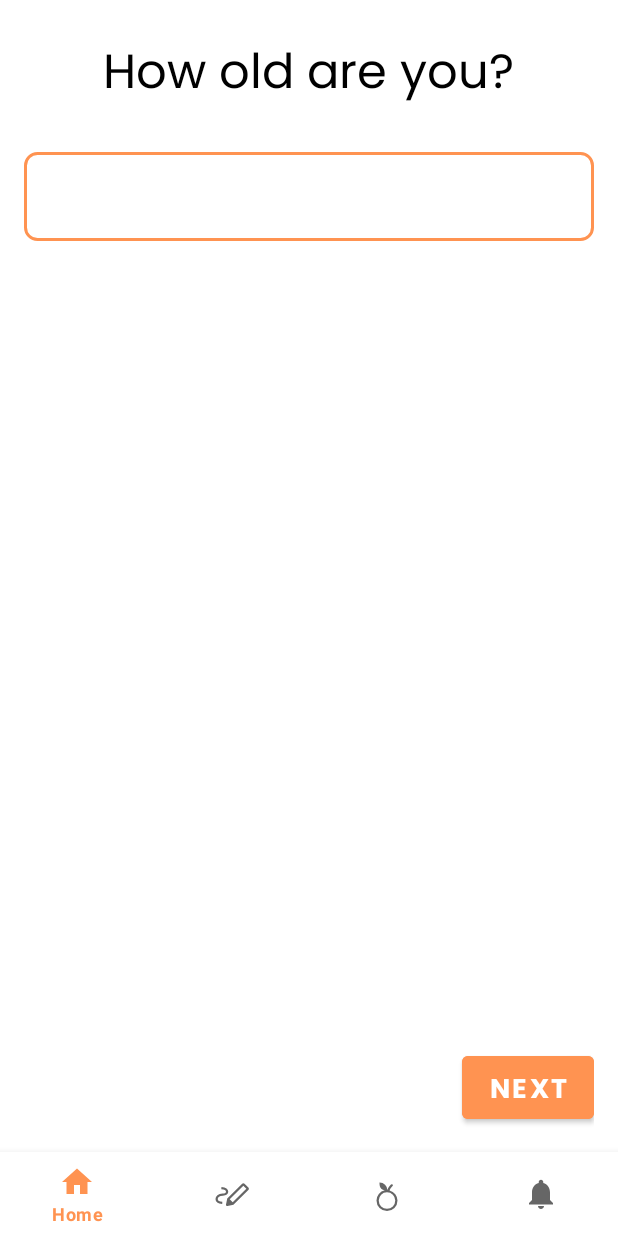
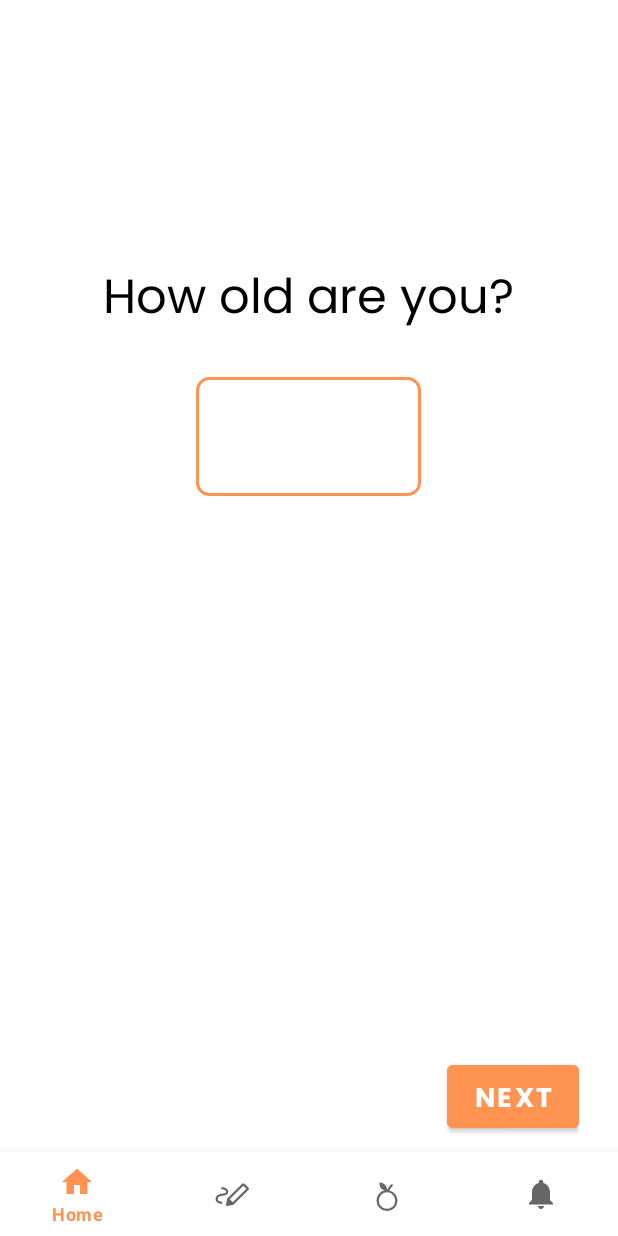
Before and after one commit to oussamaZAAM/Nutrilab-App, an Android app: the InfosFragment screen opened through its navigation route, after a tap on "NEXT", on a phone screen of 412 x 824 dp. Run offline under Robolectric (Android 15) with nearby library versions, the phone set to English and light mode, and no system bars; our stand-ins replace navigation-ui.

Commit message:
Style "Recap"

```diff
--- a/app/src/main/java/com/example/nutrilab/ui/home/infos/InfosFragment.java
+++ b/app/src/main/java/com/example/nutrilab/ui/infos/InfosFragment.java
@@ -1,6 +1,6 @@
-package com.example.nutrilab.ui.home.infos;
+package com.example.nutrilab.ui.infos;
 
-import static com.example.nutrilab.ui.home.infos.NutritionCalculator.calculateNutrients;
+import static com.example.nutrilab.ui.infos.NutritionCalculator.calculateNutrients;
 
 import android.annotation.SuppressLint;
 import android.os.Bundle;
@@ -9,12 +9,14 @@ import android.text.TextWatcher;
 import android.view.LayoutInflater;
 import android.view.View;
 import android.view.ViewGroup;
+import android.view.animation.ScaleAnimation;
 import android.widget.AdapterView;
 import android.widget.ArrayAdapter;
 import android.widget.Button;
 import android.widget.EditText;
 import android.widget.ImageView;
 import android.widget.LinearLayout;
+import android.widget.SeekBar;
 import android.widget.Spinner;
 import android.widget.TableLayout;
 import android.widget.TextView;
@@ -79,8 +81,7 @@ public class InfosFragment extends Fragment {
     public boolean isRecapShortcutActivated;
 
     @SuppressLint({"CutPasteId", "ClickableViewAccessibility"})
-    public View onCreateView(LayoutInflater inflater, ViewGroup container,
-                             Bundle savedInstanceState) {
+    public View onCreateView(LayoutInflater inflater, ViewGroup container, Bundle savedInstanceState) {
         View view = inflater.inflate(R.layout.fragment_infos, container, false);
 
         // Populate data inside Activity dropdown menu
@@ -133,13 +134,7 @@ public class InfosFragment extends Fragment {
         isAgeActivated = true;
         isGenderActivated = isHeightActivated = isActivityActivated = isPlanActivated = isRecapActivated = false;
 
-
-        if ((age >= 12 && age <= 120) &&
-                (gender.equals("male") || gender.equals("female")) &&
-                (height >= 80 && height <= 300) &&
-                (weight >= 20 && weight <=200) &&
-                (activity.equals("sedentary") || activity.equals("lightly_active") || activity.equals("moderately_active") || activity.equals("very_active") || activity.equals("super_active")) &&
-                (plan.equals("maintain") || plan.equals("lose_weight") || plan.equals("build_muscle"))) {
+        if ((age >= 12 && age <= 120) && (gender.equals("male") || gender.equals("female")) && (height >= 80 && height <= 300) && (weight >= 20 && weight <= 200) && (activity.equals("sedentary") || activity.equals("lightly_active") || activity.equals("moderately_active") || activity.equals("very_active") || activity.equals("super_active")) && (plan.equals("maintain") || plan.equals("lose_weight") || plan.equals("build_muscle"))) {
             isRecapShortcutActivated = true;
             performScreensLogic(view);
         } else {
@@ -257,6 +252,7 @@ public class InfosFragment extends Fragment {
                         break;
                 }
             }
+
             @Override
             public void onNothingSelected(AdapterView<?> parent) {
                 //
@@ -284,6 +280,7 @@ public class InfosFragment extends Fragment {
                         break;
                 }
             }
+
             @Override
             public void onNothingSelected(AdapterView<?> parent) {
                 //
@@ -332,20 +329,20 @@ public class InfosFragment extends Fragment {
 
         nextButton.setOnClickListener(v -> {
             if (ageEditText.getVisibility() == View.VISIBLE) {
-                if (age >= 12 && age <= 120){
+                if (age >= 12 && age <= 120) {
                     // Hide the age field and show the gender field
                     isAgeActivated = false;
                     isGenderActivated = true;
                 }
             }
             if (genderChoice.getVisibility() == View.VISIBLE) {
-                if (gender == "male" || gender == "female"){
+                if (gender == "male" || gender == "female") {
                     isGenderActivated = false;
                     isHeightActivated = true;
                 }
             }
             if (heightEditText.getVisibility() == View.VISIBLE && weightEditText.getVisibility() == View.VISIBLE) {
-                if ((height >= 80 && height <= 300) && (weight >= 20 && weight <= 200)){
+                if ((height >= 80 && height <= 300) && (weight >= 20 && weight <= 200)) {
                     isHeightActivated = false;
                     isActivityActivated = true;
                 }
@@ -371,7 +368,6 @@ public class InfosFragment extends Fragment {
 
                 // Pass Data and Navigate
                 Bundle bundle = new Bundle();
-                bundle.putString("test", "HAHA");
                 bundle.putSerializable("nutrients", (Serializable) nutrients);
                 NavController navController = Navigation.findNavController(view);
                 navController.navigate(R.id.navigation_dashboard, bundle);
@@ -418,6 +414,10 @@ public class InfosFragment extends Fragment {
     }
 
     private void performScreensLogic(View rootView) {
+        // Set Layout params for layout elements
+        LinearLayout.LayoutParams layoutParams = (LinearLayout.LayoutParams) infoTitle.getLayoutParams();
+        float scale = getResources().getDisplayMetrics().density;
+
         if (isAgeActivated) {
             ageEditText.setVisibility(View.VISIBLE);
             infoTitle.setText("How old are you?");
@@ -464,7 +464,7 @@ public class InfosFragment extends Fragment {
             genderRecap.setText(gender);
             heightRecap.setText(String.valueOf(height));
             weightRecap.setText(String.valueOf(weight));
-            switch(activity){
+            switch (activity) {
                 case "sedentary":
                     activityRecap.setText("Sedentary");
                     break;
@@ -484,7 +484,7 @@ public class InfosFragment extends Fragment {
                     activityRecap.setText("Sedentary");
                     break;
             }
-            switch(plan){
+            switch (plan) {
                 case "maintain":
                     planRecap.setText("Maintain");
                     break;
@@ -500,9 +500,14 @@ public class InfosFragment extends Fragment {
             }
 
             infoTitle.setText("Recap");
+
+            layoutParams.setMargins(0, (int) (8 * scale + 0.5f), 0, (int) (8 * scale + 0.5f));
+            infoTitle.setLayoutParams(layoutParams);
             nextButton.setText("Apply");
         } else {
             recapTable.setVisibility(View.GONE);
+            layoutParams.setMargins(0, (int) (158 * scale + 0.5f), 0, (int) (8 * scale + 0.5f));
+            infoTitle.setLayoutParams(layoutParams);
             nextButton.setText("Next");
         }
         if (isRecapShortcutActivated && !isRecapActivated) {
--- a/app/src/main/java/com/example/nutrilab/ui/home/infos/InfosViewModel.java
+++ b/app/src/main/java/com/example/nutrilab/ui/infos/InfosViewModel.java
@@ -1,4 +1,4 @@
-package com.example.nutrilab.ui.home.infos;
+package com.example.nutrilab.ui.infos;
 
 import androidx.lifecycle.LiveData;
 import androidx.lifecycle.MutableLiveData;
--- a/app/src/main/java/com/example/nutrilab/ui/home/infos/NutritionCalculator.java
+++ b/app/src/main/java/com/example/nutrilab/ui/infos/NutritionCalculator.java
@@ -1,4 +1,4 @@
-package com.example.nutrilab.ui.home.infos;
+package com.example.nutrilab.ui.infos;
 
 import java.util.HashMap;
 import java.util.Map;
--- a/app/src/main/res/layout/fragment_infos.xml
+++ b/app/src/main/res/layout/fragment_infos.xml
@@ -3,7 +3,7 @@
     xmlns:tools="http://schemas.android.com/tools"
     android:layout_width="match_parent"
     android:layout_height="match_parent"
-    tools:context=".ui.home.infos.InfosFragment">
+    tools:context=".ui.infos.InfosFragment">
 
     <LinearLayout
         android:layout_width="match_parent"
@@ -18,7 +18,7 @@
             android:id="@+id/infoTitle"
             android:layout_width="379dp"
             android:layout_height="wrap_content"
-            android:layout_marginTop="8dp"
+            android:layout_marginTop="158dp"
             android:layout_marginBottom="8dp"
             android:fontFamily="@font/poppins"
             android:gravity="center"
@@ -28,26 +28,18 @@
 
         <EditText
             android:id="@+id/ageEditText"
-            android:layout_width="match_parent"
+            android:layout_width="150dp"
             android:layout_height="wrap_content"
             android:layout_marginBottom="16dp"
             android:layout_marginTop="16dp"
             android:gravity="center"
+            android:layout_gravity="center"
+            android:padding="10dp"
             android:inputType="number"
             android:textColor="@color/black"
             android:fontFamily="@font/poppins"
             android:background="@drawable/edittext_focused"
             android:textSize="36sp" />
-
-        <TextView
-            android:layout_width="wrap_content"
-            android:layout_height="wrap_content"
-            android:layout_marginTop="8dp"
-            android:layout_marginBottom="8dp"
-            android:text="Gender:"
-            android:textColor="@color/black"
-            android:textSize="18sp"
-            android:visibility="gone" />
 
         <LinearLayout
             android:id="@+id/genderChoice"
@@ -382,23 +374,12 @@
             </TableRow>
         </TableLayout>
 
-        <Button
-            android:id="@+id/recapShortcut"
-            android:layout_width="match_parent"
-            android:layout_height="wrap_content"
-            android:backgroundTint="@color/main_color"
-            android:paddingVertical="10dp"
-            android:fontFamily="@font/poppinsbold"
-            android:text="Recap"
-            android:textColor="@color/white"
-            android:textSize="18sp"
-            android:visibility="gone"/>
-
         <RelativeLayout
             android:layout_width="match_parent"
             android:layout_height="match_parent"
             android:orientation="horizontal"
-            android:layout_marginBottom="40dp"
+            android:layout_marginBottom="50dp"
+            android:layout_marginHorizontal="10dp"
             android:gravity="bottom">
 
             <Button
@@ -406,8 +387,6 @@
                 android:layout_width="wrap_content"
                 android:layout_height="54dp"
                 android:layout_alignParentStart="true"
-                android:layout_marginTop="16dp"
-                android:layout_marginBottom="16dp"
                 android:background="#00FFFFFF"
                 android:fontFamily="@font/poppinsbold"
                 android:gravity="center_horizontal"
@@ -418,11 +397,25 @@
                 android:visibility="invisible" />
 
             <Button
+                android:id="@+id/recapShortcut"
+                android:layout_width="wrap_content"
+                android:layout_height="54dp"
+                android:paddingVertical="8dp"
+                android:backgroundTint="@color/main_color"
+                android:fontFamily="@font/poppinsbold"
+                android:text="Recap"
+                android:textColor="@color/white"
+                android:textSize="18sp"
+                android:gravity="center_horizontal"
+                android:layout_centerHorizontal="true"
+                android:layout_above="@+id/nextButton"
+                android:layout_marginBottom="75dp"
+                android:visibility="gone"/>
+
+            <Button
                 android:id="@+id/nextButton"
                 android:layout_width="wrap_content"
                 android:layout_height="54dp"
-                android:layout_marginTop="16dp"
-                android:layout_marginBottom="16dp"
                 android:paddingVertical="8dp"
                 android:backgroundTint="@color/main_color"
                 android:fontFamily="@font/poppinsbold"
@@ -430,7 +423,7 @@
                 android:textColor="@color/white"
                 android:textSize="18sp"
                 android:gravity="center_horizontal"
-                android:layout_alignParentEnd="true"/>
+                android:layout_alignParentEnd="true" />
         </RelativeLayout>
 
     </LinearLayout>
--- a/app/src/main/res/navigation/mobile_navigation.xml
+++ b/app/src/main/res/navigation/mobile_navigation.xml
@@ -13,7 +13,7 @@
 
     <fragment
         android:id="@+id/navigation_infos"
-        android:name="com.example.nutrilab.ui.home.infos.InfosFragment"
+        android:name="com.example.nutrilab.ui.infos.InfosFragment"
         android:label="@string/title_infos"
         tools:layout="@layout/fragment_infos" />
 
```
